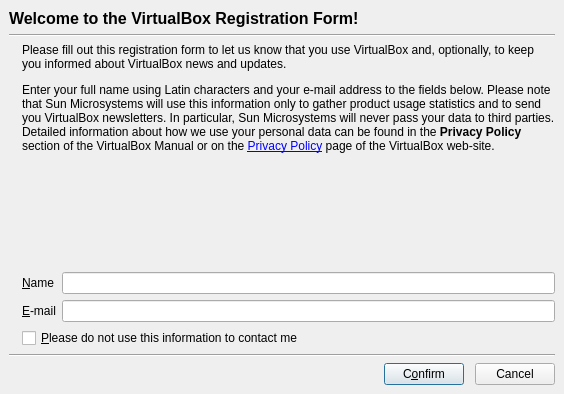
Qt form vbox/src/VBox/Frontends/VirtualBox/ui/VBoxRegistrationDlg.ui (jljuxgm/vboxgit) before a commit.
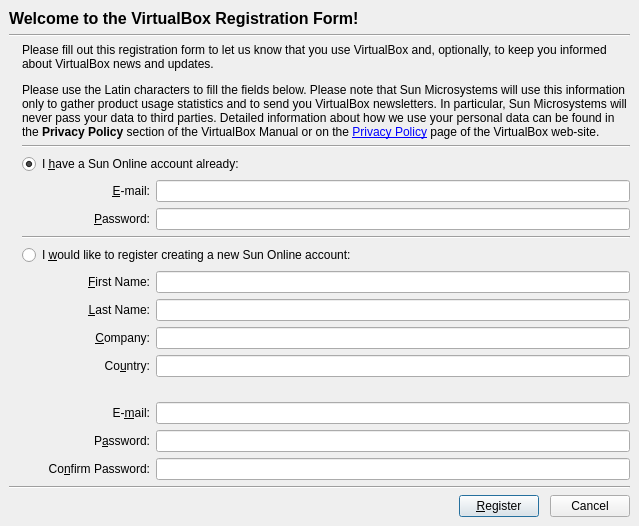
The same form after that commit. Icons and pictures are not drawn. Custom widgets are drawn as their Qt base class.

Commit message:
commit_19223 ------------------------------------------------------------------------ r19223 | vboxsync | 2009-04-28 14:37:50 +0800 (Tue, 28 Apr 2009) | 1 line
FE/Qt4: 3837: New registration method - Initial UI version implemented.
------------------------------------------------------------------------

What changed in the file:
```diff
--- a/vbox/src/VBox/Frontends/VirtualBox/ui/VBoxRegistrationDlg.ui
+++ b/vbox/src/VBox/Frontends/VirtualBox/ui/VBoxRegistrationDlg.ui
@@ -22,8 +22,8 @@
    <rect>
     <x>0</x>
     <y>0</y>
-    <width>564</width>
-    <height>394</height>
+    <width>639</width>
+    <height>513</height>
    </rect>
   </property>
   <property name="windowTitle" >
@@ -48,8 +48,8 @@
       <number>0</number>
      </property>
      <widget class="QWidget" name="mPageReg" >
-      <layout class="QVBoxLayout" >
-       <item>
+      <layout class="QGridLayout" name="gridLayout" >
+       <item row="0" column="0" colspan="4" >
         <widget class="QLabel" name="mPageSummaryHdr" >
          <property name="font" >
           <font>
@@ -64,16 +64,14 @@
          </property>
         </widget>
        </item>
-       <item>
+       <item row="1" column="0" colspan="4" >
         <widget class="Line" name="line11" >
          <property name="orientation" >
           <enum>Qt::Horizontal</enum>
          </property>
         </widget>
        </item>
-       <item>
-        <layout class="QHBoxLayout" >
-         <item>
+       <item rowspan="15" row="2" column="0" >
           <widget class="QLabel" name="mLogoSummary" >
            <property name="sizePolicy" >
             <sizepolicy vsizetype="Minimum" hsizetype="Maximum" >
@@ -92,9 +90,7 @@
            </property>
           </widget>
          </item>
-         <item>
-          <layout class="QVBoxLayout" >
-           <item>
+       <item row="2" column="1" colspan="3" >
             <widget class="QILabel" name="mTextRegInfo" >
              <property name="sizePolicy" >
               <sizepolicy vsizetype="Minimum" hsizetype="Minimum" >
@@ -104,101 +100,301 @@
              </property>
              <property name="minimumSize" >
               <size>
-               <width>300</width>
+           <width>500</width>
                <height>0</height>
               </size>
              </property>
              <property name="text" >
-              <string>&lt;p&gt;Please fill out this registration form to let us know that you use VirtualBox and, optionally, to keep you informed about VirtualBox news and updates.&lt;/p&gt;&lt;p&gt;Enter your full name using Latin characters and your e-mail address to the fields below. Please note that Sun Microsystems will use this information only to gather product usage statistics and to send you VirtualBox newsletters. In particular, Sun Microsystems will never pass your data to third parties. Detailed information about how we use your personal data can be found in the &lt;b&gt;Privacy Policy&lt;/b&gt; section of the VirtualBox Manual or on the &lt;a href=http://www.virtualbox.org/wiki/PrivacyPolicy&gt;Privacy Policy&lt;/a&gt; page of the VirtualBox web-site.&lt;/p&gt;</string>
+          <string>&lt;p&gt;Please fill out this registration form to let us know that you use VirtualBox and, optionally, to keep you informed about VirtualBox news and updates.&lt;/p&gt;&lt;p&gt;Please use the Latin characters to fill the fields below. Please note that Sun Microsystems will use this information only to gather product usage statistics and to send you VirtualBox newsletters. In particular, Sun Microsystems will never pass your data to third parties. Detailed information about how we use your personal data can be found in the &lt;b&gt;Privacy Policy&lt;/b&gt; section of the VirtualBox Manual or on the &lt;a href=http://www.virtualbox.org/wiki/PrivacyPolicy&gt;Privacy Policy&lt;/a&gt; page of the VirtualBox web-site.&lt;/p&gt;</string>
              </property>
              <property name="wordWrap" >
               <bool>true</bool>
              </property>
             </widget>
            </item>
-           <item>
-            <spacer>
+       <item row="3" column="1" colspan="3" >
+        <widget class="Line" name="line14" >
+         <property name="orientation" >
+          <enum>Qt::Horizontal</enum>
+         </property>
+        </widget>
+       </item>
+       <item row="4" column="1" colspan="3" >
+        <widget class="QRadioButton" name="mRbOld" >
+         <property name="text" >
+          <string>I &amp;have a Sun Online account already:</string>
+         </property>
+         <property name="checked" >
+          <bool>true</bool>
+         </property>
+        </widget>
+       </item>
+       <item rowspan="2" row="5" column="1" >
+        <spacer name="mHorizontalSpacer1" >
+         <property name="orientation" >
+          <enum>Qt::Horizontal</enum>
+         </property>
+         <property name="sizeType" >
+          <enum>QSizePolicy::Fixed</enum>
+         </property>
+         <property name="sizeHint" stdset="0" >
+          <size>
+           <width>20</width>
+           <height>0</height>
+          </size>
+         </property>
+        </spacer>
+       </item>
+       <item row="5" column="2" >
+        <widget class="QLabel" name="mTxOldEmail" >
+         <property name="text" >
+          <string>&amp;E-mail:</string>
+         </property>
+         <property name="alignment" >
+          <set>Qt::AlignRight|Qt::AlignTrailing|Qt::AlignVCenter</set>
+         </property>
+         <property name="buddy" >
+          <cstring>mLeOldEmail</cstring>
+         </property>
+        </widget>
+       </item>
+       <item row="5" column="3" >
+        <widget class="QLineEdit" name="mLeOldEmail" >
+         <property name="whatsThis" >
+          <string>Enter your valid e-mail address.</string>
+         </property>
+        </widget>
+       </item>
+       <item row="6" column="2" >
+        <widget class="QLabel" name="mTxOldPassword" >
+         <property name="text" >
+          <string>&amp;Password:</string>
+         </property>
+         <property name="alignment" >
+          <set>Qt::AlignRight|Qt::AlignTrailing|Qt::AlignVCenter</set>
+         </property>
+         <property name="buddy" >
+          <cstring>mLeOldPassword</cstring>
+         </property>
+        </widget>
+       </item>
+       <item row="6" column="3" >
+        <widget class="QLineEdit" name="mLeOldPassword" >
+         <property name="whatsThis" >
+          <string>Enter your valid e-mail address.</string>
+         </property>
+         <property name="echoMode" >
+          <enum>QLineEdit::Password</enum>
+         </property>
+        </widget>
+       </item>
+       <item row="7" column="1" colspan="3" >
+        <widget class="Line" name="line13" >
+         <property name="orientation" >
+          <enum>Qt::Horizontal</enum>
+         </property>
+        </widget>
+       </item>
+       <item row="8" column="1" colspan="3" >
+        <widget class="QRadioButton" name="mRbNew" >
+         <property name="text" >
+          <string>I &amp;would like to register creating a new Sun Online account:</string>
+         </property>
+        </widget>
+       </item>
+       <item rowspan="8" row="9" column="1" >
+        <spacer name="mHorizontalSpacer2" >
+         <property name="orientation" >
+          <enum>Qt::Horizontal</enum>
+         </property>
+         <property name="sizeType" >
+          <enum>QSizePolicy::Fixed</enum>
+         </property>
+         <property name="sizeHint" stdset="0" >
+          <size>
+           <width>20</width>
+           <height>0</height>
+          </size>
+         </property>
+        </spacer>
+       </item>
+       <item row="9" column="2" >
+        <widget class="QLabel" name="mTxNewFirstName" >
+         <property name="text" >
+          <string>&amp;First Name:</string>
+         </property>
+         <property name="alignment" >
+          <set>Qt::AlignRight|Qt::AlignTrailing|Qt::AlignVCenter</set>
+         </property>
+         <property name="buddy" >
+          <cstring>mLeNewFirstName</cstring>
+         </property>
+        </widget>
+       </item>
+       <item row="9" column="3" >
+        <widget class="QLineEdit" name="mLeNewFirstName" >
+         <property name="whatsThis" >
+          <string>Enter your full name using Latin characters.</string>
+         </property>
+        </widget>
+       </item>
+       <item row="10" column="2" >
+        <widget class="QLabel" name="mTxNewLastName" >
+         <property name="text" >
+          <string>&amp;Last Name:</string>
+         </property>
+         <property name="alignment" >
+          <set>Qt::AlignRight|Qt::AlignTrailing|Qt::AlignVCenter</set>
+         </property>
+         <property name="buddy" >
+          <cstring>mLeNewLastName</cstring>
+         </property>
+        </widget>
+       </item>
+       <item row="10" column="3" >
+        <widget class="QLineEdit" name="mLeNewLastName" >
+         <property name="whatsThis" >
+          <string>Enter your full name using Latin characters.</string>
+         </property>
+        </widget>
+       </item>
+       <item row="11" column="2" >
+        <widget class="QLabel" name="mTxNewCompany" >
+         <property name="text" >
+          <string>&amp;Company:</string>
+         </property>
+         <property name="alignment" >
+          <set>Qt::AlignRight|Qt::AlignTrailing|Qt::AlignVCenter</set>
+         </property>
+         <property name="buddy" >
+          <cstring>mLeNewCompany</cstring>
+         </property>
+        </widget>
+       </item>
+       <item row="11" column="3" >
+        <widget class="QLineEdit" name="mLeNewCompany" >
+         <property name="whatsThis" >
+          <string>Enter your full name using Latin characters.</string>
+         </property>
+        </widget>
+       </item>
+       <item row="12" column="2" >
+        <widget class="QLabel" name="mTxNewCountry" >
+         <property name="text" >
+          <string>Co&amp;untry:</string>
+         </property>
+         <property name="alignment" >
+          <set>Qt::AlignRight|Qt::AlignTrailing|Qt::AlignVCenter</set>
+         </property>
+         <property name="buddy" >
+          <cstring>mLeNewCountry</cstring>
+         </property>
+        </widget>
+       </item>
+       <item row="12" column="3" >
+        <widget class="QLineEdit" name="mLeNewCountry" >
+         <property name="whatsThis" >
+          <string>Enter your full name using Latin characters.</string>
+         </property>
+        </widget>
+       </item>
+       <item row="13" column="2" colspan="2" >
+        <spacer name="mVerticalSpacer2" >
              <property name="orientation" >
               <enum>Qt::Vertical</enum>
              </property>
              <property name="sizeType" >
-              <enum>QSizePolicy::Expanding</enum>
-             </property>
-             <property name="sizeHint" >
+          <enum>QSizePolicy::Fixed</enum>
+         </property>
+         <property name="sizeHint" stdset="0" >
               <size>
-               <width>10</width>
-               <height>0</height>
+           <width>0</width>
+           <height>5</height>
               </size>
              </property>
             </spacer>
            </item>
-           <item>
-            <layout class="QGridLayout" >
-             <item row="0" column="0" >
-              <widget class="QLabel" name="mTxName" >
+       <item row="14" column="2" >
+        <widget class="QLabel" name="mTxNewEmail" >
                <property name="text" >
-                <string>&amp;Name</string>
-               </property>
+          <string>E-&amp;mail:</string>
+         </property>
+         <property name="alignment" >
+          <set>Qt::AlignRight|Qt::AlignTrailing|Qt::AlignVCenter</set>
+         </property>
                <property name="buddy" >
-                <cstring>mLeName</cstring>
+          <cstring>mLeNewEmail</cstring>
                </property>
               </widget>
              </item>
-             <item row="0" column="1" >
-              <widget class="QLineEdit" name="mLeName" >
+       <item row="14" column="3" >
+        <widget class="QLineEdit" name="mLeNewEmail" >
                <property name="whatsThis" >
                 <string>Enter your full name using Latin characters.</string>
                </property>
               </widget>
              </item>
-             <item row="1" column="0" >
-              <widget class="QLabel" name="mTxEmail" >
+       <item row="15" column="2" >
+        <widget class="QLabel" name="mTxNewPassword" >
                <property name="text" >
-                <string>&amp;E-mail</string>
-               </property>
+          <string>P&amp;assword:</string>
+         </property>
+         <property name="alignment" >
+          <set>Qt::AlignRight|Qt::AlignTrailing|Qt::AlignVCenter</set>
+         </property>
                <property name="buddy" >
-                <cstring>mLeEmail</cstring>
+          <cstring>mLeNewPassword</cstring>
                </property>
               </widget>
              </item>
-             <item row="1" column="1" >
-              <widget class="QLineEdit" name="mLeEmail" >
+       <item row="15" column="3" >
+        <widget class="QLineEdit" name="mLeNewPassword" >
                <property name="whatsThis" >
-                <string>Enter your valid e-mail address.</string>
-               </property>
-              </widget>
-             </item>
-             <item row="2" column="0" colspan="2" >
-              <widget class="QCheckBox" name="mCbUse" >
+          <string>Enter your full name using Latin characters.</string>
+         </property>
+         <property name="echoMode" >
+          <enum>QLineEdit::Password</enum>
+         </property>
+        </widget>
+       </item>
+       <item row="16" column="2" >
+        <widget class="QLabel" name="mTxNewPassword2" >
+         <property name="text" >
+          <string>Co&amp;nfirm Password:</string>
+         </property>
+         <property name="alignment" >
+          <set>Qt::AlignRight|Qt::AlignTrailing|Qt::AlignVCenter</set>
+         </property>
+         <property name="buddy" >
+          <cstring>mLeNewPassword2</cstring>
+         </property>
+        </widget>
+       </item>
+       <item row="16" column="3" >
+        <widget class="QLineEdit" name="mLeNewPassword2" >
                <property name="whatsThis" >
-                <string>Check this box if you do not want to receive mail from Sun Microsystems at the e-mail address specified above.</string>
-               </property>
-               <property name="text" >
-                <string>&amp;Please do not use this information to contact me</string>
+          <string>Enter your full name using Latin characters.</string>
+         </property>
+         <property name="echoMode" >
+          <enum>QLineEdit::Password</enum>
                </property>
               </widget>
              </item>
-            </layout>
-           </item>
-          </layout>
-         </item>
-        </layout>
-       </item>
-       <item>
+       <item row="17" column="0" colspan="4" >
         <widget class="Line" name="line12" >
          <property name="orientation" >
           <enum>Qt::Horizontal</enum>
          </property>
         </widget>
        </item>
-       <item>
+       <item row="18" column="0" colspan="4" >
         <layout class="QHBoxLayout" >
          <item>
-          <spacer>
+          <spacer name="mHorizontalSpacer1" >
            <property name="orientation" >
             <enum>Qt::Horizontal</enum>
            </property>
-           <property name="sizeHint" >
+           <property name="sizeHint" stdset="0" >
             <size>
              <width>0</width>
              <height>0</height>
@@ -209,7 +405,7 @@
          <item>
           <widget class="QPushButton" name="mBtnFinish" >
            <property name="text" >
-            <string>C&amp;onfirm</string>
+            <string>&amp;Register</string>
            </property>
            <property name="default" >
             <bool>true</bool>
@@ -217,14 +413,14 @@
           </widget>
          </item>
          <item>
-          <spacer>
+          <spacer name="mHorizontalSpacer2" >
            <property name="orientation" >
             <enum>Qt::Horizontal</enum>
            </property>
            <property name="sizeType" >
             <enum>QSizePolicy::Fixed</enum>
            </property>
-           <property name="sizeHint" >
+           <property name="sizeHint" stdset="0" >
             <size>
              <width>5</width>
              <height>0</height>
@@ -233,7 +429,7 @@
           </spacer>
          </item>
          <item>
-          <widget class="QPushButton" name="mBtnCancel4" >
+          <widget class="QPushButton" name="mBtnCancel" >
            <property name="text" >
             <string>Cancel</string>
            </property>
```
Left out of the diff: 2 changed lines with no effect on the pictures. Lines whose indentation alone changed are shown as unchanged. The commit also changes 3 other files.
